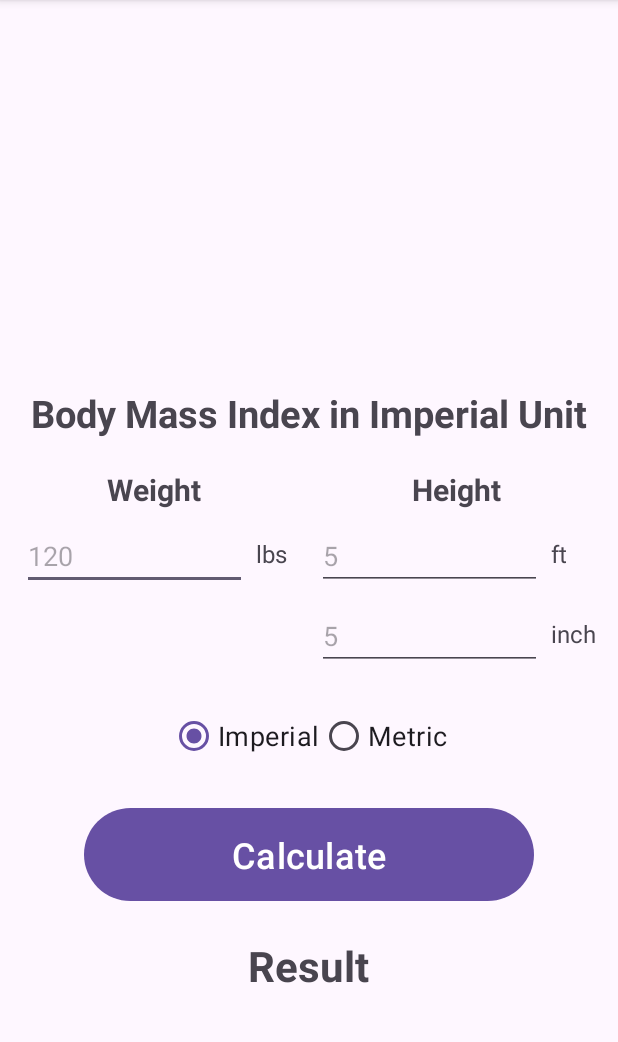
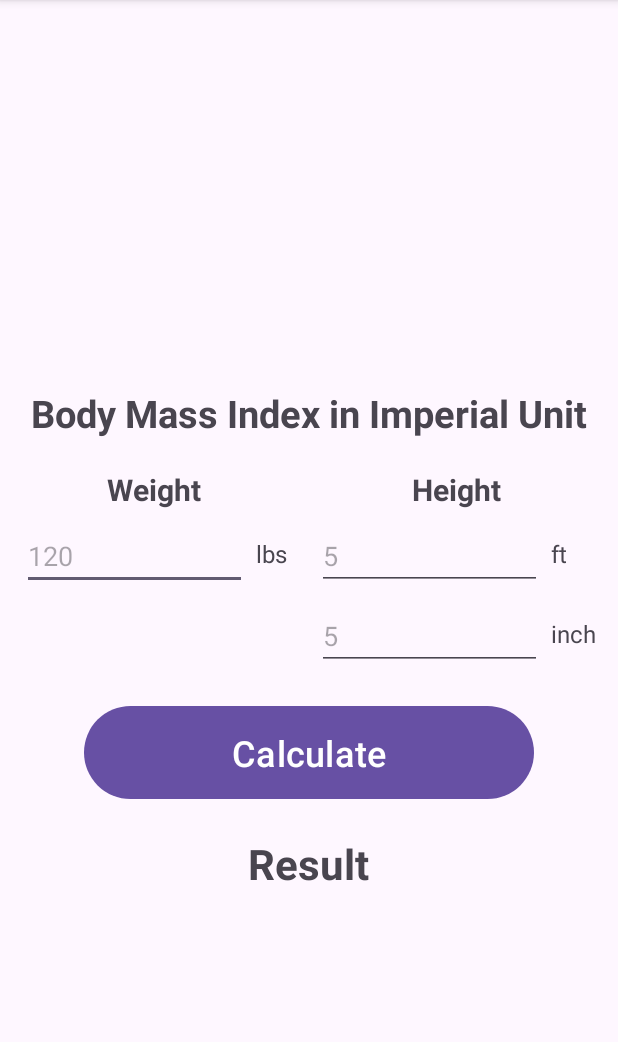
Before and after one commit to evanch98/bmi-android-kotlin, an Android app: the screen it shows after launch (MainActivity), on a phone screen of 412 x 824 dp, the part 96-1138 px from its top. Run offline under Robolectric (Android 15) with nearby library versions, the phone set to English and light mode, and no system bars.

Commit message:
update the activity_main.xml

```diff
--- a/app/src/main/res/layout/activity_main.xml
+++ b/app/src/main/res/layout/activity_main.xml
@@ -119,34 +119,11 @@
 
         </RelativeLayout>
 
-        <RadioGroup
-            android:id="@+id/rgUnit"
-            android:layout_below="@id/rlWeightHeight"
-            android:layout_marginTop="20dp"
-            android:layout_width="wrap_content"
-            android:layout_height="wrap_content"
-            android:orientation="horizontal"
-            android:layout_centerHorizontal="true">
-
-            <RadioButton
-                android:layout_width="wrap_content"
-                android:layout_height="wrap_content"
-                android:text="@string/imperial"
-                android:textSize="18sp"
-                android:checked="true"/>
-
-            <RadioButton
-                android:layout_width="wrap_content"
-                android:layout_height="wrap_content"
-                android:text="@string/metric"
-                android:textSize="18sp"/>
-        </RadioGroup>
-
         <Button
             android:id="@+id/btnCalculate"
             android:layout_width="300dp"
             android:layout_height="70dp"
-            android:layout_below="@+id/rgUnit"
+            android:layout_below="@+id/rlWeightHeight"
             android:layout_centerHorizontal="true"
             android:layout_marginTop="20dp"
             android:text="@string/button_text"
```
